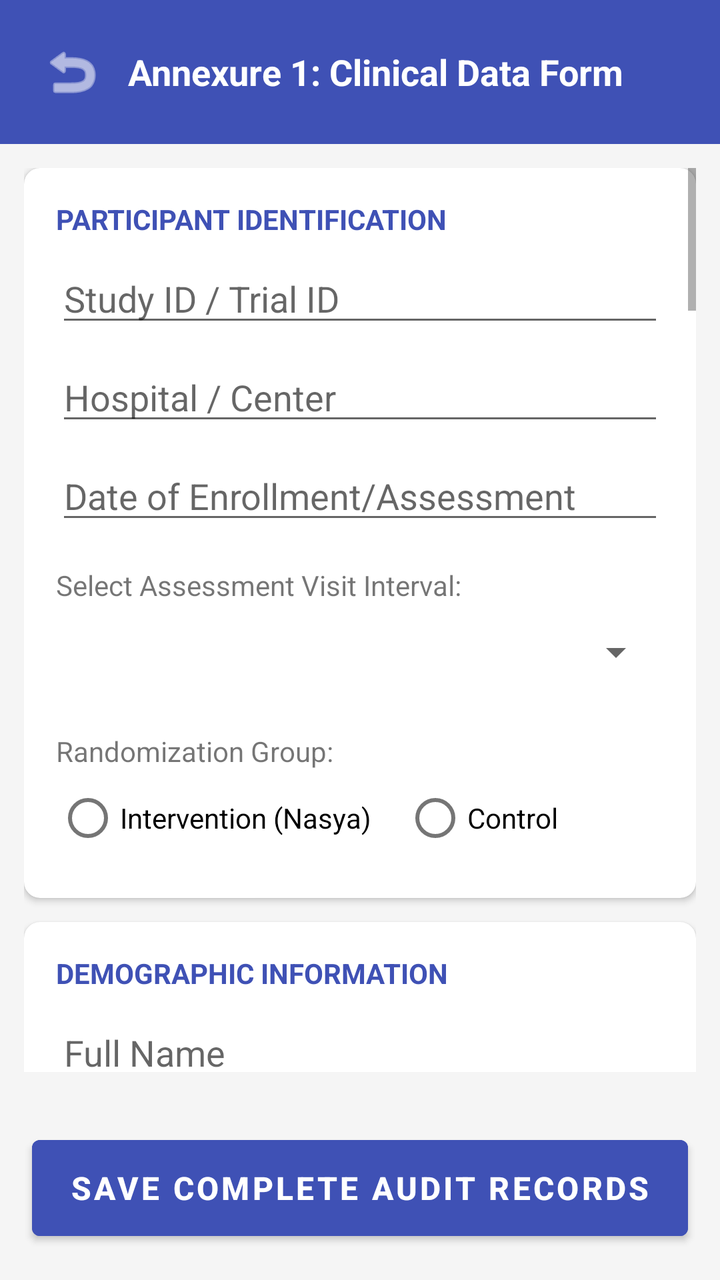
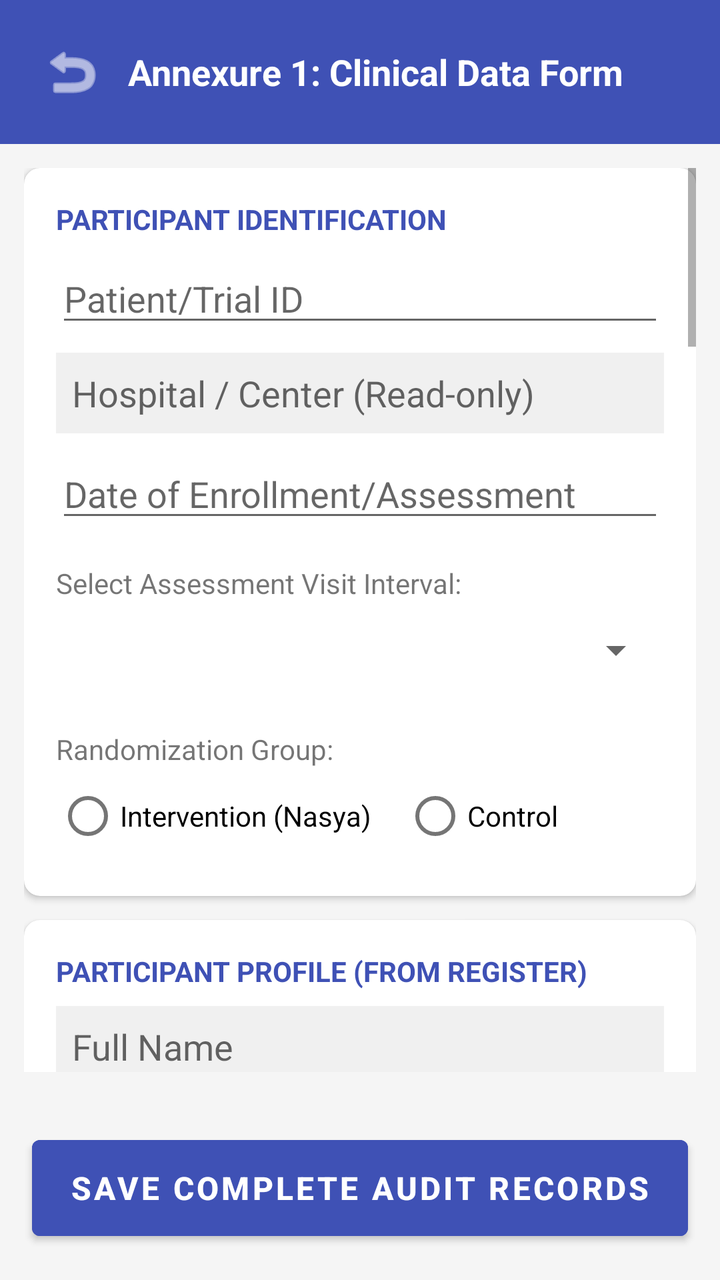

Before-and-after screenshots of an Android layout around one commit, followed by the original layout XML and the change that was made.
<!-- AndroidManifest.xml: application theme Theme.ClinicApp -->
<!-- res/layout/activity_snot_survey.xml -->
<?xml version="1.0" encoding="utf-8"?>
<LinearLayout xmlns:android="http://schemas.android.com/apk/res/android"
    xmlns:app="http://schemas.android.com/apk/res-auto"
    android:layout_width="match_parent"
    android:layout_height="match_parent"
    android:orientation="vertical"
    android:background="#F5F5F5">

    
    <LinearLayout
        android:layout_width="match_parent"
        android:layout_height="wrap_content"
        android:background="#3F51B5"
        android:padding="16dp"
        android:gravity="center_vertical"
        android:orientation="horizontal">

        <ImageButton
            android:id="@+id/btnBack"
            android:layout_width="40dp"
            android:layout_height="40dp"
            android:background="?attr/selectableItemBackgroundBorderless"
            android:src="@android:drawable/ic_menu_revert"
            app:tint="#FFFFFF" />

        <TextView
            android:layout_width="wrap_content"
            android:layout_height="wrap_content"
            android:text="Annexure 1: Clinical Data Form"
            android:textColor="#FFFFFF"
            android:textSize="18sp"
            android:textStyle="bold"
            android:layout_marginStart="8dp"/>
    </LinearLayout>

    <ScrollView
        android:layout_width="match_parent"
        android:layout_height="0dp"
        android:layout_weight="1"
        android:padding="12dp">

        <LinearLayout
            android:layout_width="match_parent"
            android:layout_height="wrap_content"
            android:orientation="vertical">

            
            <androidx.cardview.widget.CardView
                android:layout_width="match_parent"
                android:layout_height="wrap_content"
                app:cardCornerRadius="8dp"
                android:layout_marginBottom="12dp">
                <LinearLayout
                    android:layout_width="match_parent"
                    android:layout_height="wrap_content"
                    android:orientation="vertical"
                    android:padding="16dp">

                    <TextView android:text="PARTICIPANT IDENTIFICATION" android:textStyle="bold" android:textColor="#3F51B5" android:layout_marginBottom="8dp" android:layout_width="wrap_content" android:layout_height="wrap_content"/>

                    <EditText android:id="@+id/etPatientIdSnot" android:layout_width="match_parent" android:layout_height="wrap_content" android:hint="Study ID / Trial ID" android:layout_marginBottom="8dp"/>
                    <EditText android:id="@+id/etHospital" android:layout_width="match_parent" android:layout_height="wrap_content" android:hint="Hospital / Center" android:layout_marginBottom="8dp"/>
                    <EditText android:id="@+id/etAssessmentDate" android:layout_width="match_parent" android:layout_height="wrap_content" android:hint="Date of Enrollment/Assessment" android:focusable="false" android:clickable="true" android:layout_marginBottom="8dp"/>

                    <TextView android:text="Select Assessment Visit Interval:" android:layout_marginTop="8dp" android:layout_width="wrap_content" android:layout_height="wrap_content"/>
                    <Spinner android:id="@+id/spinVisitIntervalSnot" android:layout_width="match_parent" android:layout_height="48dp" android:layout_marginBottom="8dp"/>

                    <TextView android:text="Randomization Group:" android:layout_marginTop="8dp" android:layout_width="wrap_content" android:layout_height="wrap_content"/>
                    <RadioGroup android:id="@+id/rgRandomization" android:layout_width="match_parent" android:layout_height="wrap_content" android:orientation="horizontal">
                        <RadioButton android:text="Intervention (Nasya)" android:layout_width="wrap_content" android:layout_height="wrap_content"/>
                        <RadioButton android:text="Control" android:layout_width="wrap_content" android:layout_height="wrap_content" android:layout_marginStart="16dp"/>
                    </RadioGroup>
                </LinearLayout>
            </androidx.cardview.widget.CardView>

            
            <androidx.cardview.widget.CardView
                android:layout_width="match_parent"
                android:layout_height="wrap_content"
                app:cardCornerRadius="8dp"
                android:layout_marginBottom="12dp">
                <LinearLayout
                    android:layout_width="match_parent"
                    android:layout_height="wrap_content"
                    android:orientation="vertical"
                    android:padding="16dp">

                    <TextView android:text="DEMOGRAPHIC INFORMATION" android:textStyle="bold" android:textColor="#3F51B5" android:layout_marginBottom="8dp" android:layout_width="wrap_content" android:layout_height="wrap_content"/>
                    <EditText android:id="@+id/etDemoName" android:layout_width="match_parent" android:layout_height="wrap_content" android:hint="Full Name" android:inputType="textPersonName"/>
                    <EditText android:id="@+id/etDemoAge" android:layout_width="match_parent" android:layout_height="wrap_content" android:hint="Age (Years)" android:inputType="number"/>

                    <TextView android:text="Gender:" android:layout_marginTop="8dp" android:layout_width="wrap_content" android:layout_height="wrap_content"/>
                    <RadioGroup android:id="@+id/rgGender" android:layout_width="match_parent" android:layout_height="wrap_content" android:orientation="horizontal">
                        <RadioButton android:text="Male" android:layout_width="wrap_content" android:layout_height="wrap_content"/>
                        <RadioButton android:text="Female" android:layout_width="wrap_content" android:layout_height="wrap_content"/>
                        <RadioButton android:text="Other" android:layout_width="wrap_content" android:layout_height="wrap_content"/>
                    </RadioGroup>

                    <EditText android:id="@+id/etDemoContact" android:layout_width="match_parent" android:layout_height="wrap_content" android:hint="Contact Number" android:inputType="phone"/>
                    <EditText android:id="@+id/etDemoAddress" android:layout_width="match_parent" android:layout_height="wrap_content" android:hint="Address"/>
                    <EditText android:id="@+id/etDemoOccupation" android:layout_width="match_parent" android:layout_height="wrap_content" android:hint="Occupation"/>

                    <TextView android:text="Education Background:" android:layout_marginTop="8dp" android:layout_width="wrap_content" android:layout_height="wrap_content"/>
                    <Spinner android:id="@+id/spinEducation" android:layout_width="match_parent" android:layout_height="48dp"/>
                </LinearLayout>
            </androidx.cardview.widget.CardView>

            
            <androidx.cardview.widget.CardView
                android:layout_width="match_parent"
                android:layout_height="wrap_content"
                app:cardCornerRadius="8dp"
                android:layout_marginBottom="12dp">
                <LinearLayout
                    android:layout_width="match_parent"
                    android:layout_height="wrap_content"
                    android:orientation="vertical"
                    android:padding="16dp">

                    <TextView android:text="MEDICAL HISTORY &amp; ALLERGIES" android:textStyle="bold" android:textColor="#3F51B5" android:layout_marginBottom="8dp" android:layout_width="wrap_content" android:layout_height="wrap_content"/>

                    <TextView android:text="Duration of Allergic Rhinitis symptoms:" android:layout_width="wrap_content" android:layout_height="wrap_content"/>
                    <LinearLayout android:layout_width="match_parent" android:layout_height="wrap_content" android:orientation="horizontal">
                        <EditText android:id="@+id/etDurationYears" android:layout_weight="1" android:layout_width="0dp" android:layout_height="wrap_content" android:hint="Years" android:inputType="number"/>
                        <EditText android:id="@+id/etDurationMonths" android:layout_weight="1" android:layout_width="0dp" android:layout_height="wrap_content" android:hint="Months" android:inputType="number"/>
                    </LinearLayout>

                    <TextView android:text="Family History of Allergic Rhinitis?" android:layout_marginTop="8dp" android:layout_width="wrap_content" android:layout_height="wrap_content"/>
                    <RadioGroup android:id="@+id/rgFamilyHistory" android:layout_width="match_parent" android:layout_height="wrap_content" android:orientation="horizontal">
                        <RadioButton android:text="Yes" android:layout_width="wrap_content" android:layout_height="wrap_content"/>
                        <RadioButton android:text="No" android:layout_width="wrap_content" android:layout_height="wrap_content" android:layout_marginStart="16dp"/>
                    </RadioGroup>

                    <TextView android:text="Known Documented Allergies:" android:layout_marginTop="8dp" android:textStyle="bold" android:layout_width="wrap_content" android:layout_height="wrap_content"/>
                    <CheckBox android:id="@+id/cbDust" android:text="Dust mites" android:layout_width="wrap_content" android:layout_height="wrap_content"/>
                    <CheckBox android:id="@+id/cbPollen" android:text="Pollen" android:layout_width="wrap_content" android:layout_height="wrap_content"/>
                    <CheckBox android:id="@+id/cbPet" android:text="Pet dander" android:layout_width="wrap_content" android:layout_height="wrap_content"/>

                    <LinearLayout android:layout_width="match_parent" android:layout_height="wrap_content" android:orientation="horizontal" android:gravity="center_vertical">
                        <CheckBox android:id="@+id/cbFood" android:text="Food allergens" android:layout_width="wrap_content" android:layout_height="wrap_content"/>
                        <EditText android:id="@+id/etFoodAllergy" android:layout_width="match_parent" android:layout_height="wrap_content" android:hint="Specify food tracking items"/>
                    </LinearLayout>
                    <LinearLayout android:layout_width="match_parent" android:layout_height="wrap_content" android:orientation="horizontal" android:gravity="center_vertical">
                        <CheckBox android:id="@+id/cbOtherAlg" android:text="Other Allergy Profile" android:layout_width="wrap_content" android:layout_height="wrap_content"/>
                        <EditText android:id="@+id/etOtherAllergy" android:layout_width="match_parent" android:layout_height="wrap_content" android:hint="Specify other allergen sources"/>
                    </LinearLayout>
                </LinearLayout>
            </androidx.cardview.widget.CardView>

            
            <androidx.cardview.widget.CardView
                android:layout_width="match_parent"
                android:layout_height="wrap_content"
                app:cardCornerRadius="8dp"
                android:layout_marginBottom="12dp">
                <LinearLayout
                    android:layout_width="match_parent"
                    android:layout_height="wrap_content"
                    android:orientation="vertical"
                    android:padding="16dp">

                    <TextView android:text="CURRENT MEDICATIONS" android:textStyle="bold" android:textColor="#3F51B5" android:layout_marginBottom="8dp" android:layout_width="wrap_content" android:layout_height="wrap_content"/>

                    <CheckBox android:id="@+id/cbAntihistamines" android:text="Antihistamines" android:layout_width="wrap_content" android:layout_height="wrap_content"/>
                    <EditText android:id="@+id/etAntihistaminesSpecify" android:layout_width="match_parent" android:layout_height="wrap_content" android:hint="If yes, specify substance/dose" android:layout_marginStart="24dp" android:layout_marginBottom="8dp"/>

                    <CheckBox android:id="@+id/cbDecongestants" android:text="Nasal Decongestants" android:layout_width="wrap_content" android:layout_height="wrap_content"/>
                    <EditText android:id="@+id/etDecongestantsSpecify" android:layout_width="match_parent" android:layout_height="wrap_content" android:hint="If yes, specify substance/dose" android:layout_marginStart="24dp" android:layout_marginBottom="8dp"/>

                    <CheckBox android:id="@+id/cbCorticosteroids" android:text="Corticosteroids" android:layout_width="wrap_content" android:layout_height="wrap_content"/>
                    <EditText android:id="@+id/etCorticosteroidsSpecify" android:layout_width="match_parent" android:layout_height="wrap_content" android:hint="If yes, specify substance/dose" android:layout_marginStart="24dp" android:layout_marginBottom="8dp"/>

                    <EditText android:id="@+id/etOtherMeds" android:layout_width="match_parent" android:layout_height="wrap_content" android:hint="Other active medications (separate by comma)"/>
                </LinearLayout>
            </androidx.cardview.widget.CardView>

            
            <androidx.cardview.widget.CardView
                android:layout_width="match_parent"
                android:layout_height="wrap_content"
                app:cardCornerRadius="8dp"
                android:layout_marginBottom="12dp">
                <LinearLayout
                    android:layout_width="match_parent"
                    android:layout_height="wrap_content"
                    android:orientation="vertical"
                    android:padding="16dp">

                    <TextView
                        android:layout_width="match_parent"
                        android:layout_height="wrap_content"
                        android:text="SNOT-22 EVALUATION METRICS"
                        android:textStyle="bold"
                        android:textColor="#3F51B5"
                        android:layout_marginBottom="4dp"/>

                    <TextView
                        android:layout_width="match_parent"
                        android:layout_height="wrap_content"
                        android:text="Grading Matrix: 0 (No Problem) up to 5 (Worst Possible Severity)"
                        android:textColor="#666666"
                        android:textSize="11sp"
                        android:textStyle="italic"
                        android:layout_marginBottom="16dp"/>

                    <LinearLayout
                        android:id="@+id/snotItemsContainer"
                        android:layout_width="match_parent"
                        android:layout_height="wrap_content"
                        android:orientation="vertical">
                    </LinearLayout>
                </LinearLayout>
            </androidx.cardview.widget.CardView>

            
            <androidx.cardview.widget.CardView
                android:layout_width="match_parent"
                android:layout_height="wrap_content"
                app:cardCornerRadius="8dp"
                android:layout_marginBottom="12dp">
                <LinearLayout
                    android:layout_width="match_parent"
                    android:layout_height="wrap_content"
                    android:orientation="vertical"
                    android:padding="16dp">

                    <TextView android:text="TREATMENT ADHERENCE &amp; RESPONSE" android:textStyle="bold" android:textColor="#3F51B5" android:layout_marginBottom="8dp" android:layout_width="wrap_content" android:layout_height="wrap_content"/>

                    <EditText android:id="@+id/etDaysCompleted" android:layout_width="match_parent" android:layout_height="wrap_content" android:hint="Days of treatment successfully executed" android:inputType="number"/>

                    <TextView android:text="Any logged missed doses?" android:layout_marginTop="8dp" android:layout_width="wrap_content" android:layout_height="wrap_content"/>
                    <RadioGroup android:id="@+id/rgMissedDoses" android:layout_width="match_parent" android:layout_height="wrap_content" android:orientation="horizontal">
                        <RadioButton android:text="Yes" android:layout_width="wrap_content" android:layout_height="wrap_content"/>
                        <RadioButton android:text="No" android:layout_width="wrap_content" android:layout_height="wrap_content" android:layout_marginStart="16dp"/>
                    </RadioGroup>
                    <EditText android:id="@+id/etMissedReason" android:layout_width="match_parent" android:layout_height="wrap_content" android:hint="If tracking reflects missed doses, list reason:"/>

                    <TextView android:text="Adverse Events Tracker Evaluation:" android:layout_marginTop="8dp" android:layout_width="wrap_content" android:layout_height="wrap_content"/>
                    <RadioGroup android:id="@+id/rgAdverseSeverity" android:layout_width="match_parent" android:layout_height="wrap_content" android:orientation="horizontal">
                        <RadioButton android:text="None" android:layout_width="wrap_content" android:layout_height="wrap_content"/>
                        <RadioButton android:text="Mild" android:layout_width="wrap_content" android:layout_height="wrap_content"/>
                        <RadioButton android:text="Moderate" android:layout_width="wrap_content" android:layout_height="wrap_content"/>
                        <RadioButton android:text="Severe" android:layout_width="wrap_content" android:layout_height="wrap_content"/>
                    </RadioGroup>
                    <EditText android:id="@+id/etAdverseDetails" android:layout_width="match_parent" android:layout_height="wrap_content" android:hint="Provide adverse log details if non-zero severity"/>

                    <TextView android:text="Overall Treatment Response Profile:" android:layout_marginTop="12dp" android:layout_width="wrap_content" android:layout_height="wrap_content"/>
                    <Spinner android:id="@+id/spinResponse" android:layout_width="match_parent" android:layout_height="48dp"/>

                    <TextView android:text="Participant Feedback / Satisfaction:" android:layout_marginTop="8dp" android:layout_width="wrap_content" android:layout_height="wrap_content"/>
                    <Spinner android:id="@+id/spinSatisfaction" android:layout_width="match_parent" android:layout_height="48dp"/>

                    <LinearLayout android:layout_width="match_parent" android:layout_height="wrap_content" android:orientation="horizontal" android:layout_marginTop="8dp">
                        <TextView android:text="Is Response Sustained?" android:layout_weight="1" android:layout_width="0dp" android:layout_height="wrap_content"/>
                        <RadioGroup android:id="@+id/rgSustained" android:layout_weight="1" android:layout_width="0dp" android:layout_height="wrap_content" android:orientation="horizontal">
                            <RadioButton android:text="Yes" android:layout_width="wrap_content" android:layout_height="wrap_content"/>
                            <RadioButton android:text="No" android:layout_width="wrap_content" android:layout_height="wrap_content"/>
                        </RadioGroup>
                    </LinearLayout>

                    <LinearLayout android:layout_width="match_parent" android:layout_height="wrap_content" android:orientation="horizontal" android:layout_marginTop="8dp">
                        <TextView android:text="Evidence of Disease Relapse?" android:layout_weight="1" android:layout_width="0dp" android:layout_height="wrap_content"/>
                        <RadioGroup android:id="@+id/rgRelapse" android:layout_weight="1" android:layout_width="0dp" android:layout_height="wrap_content" android:orientation="horizontal">
                            <RadioButton android:text="Yes" android:layout_width="wrap_content" android:layout_height="wrap_content"/>
                            <RadioButton android:text="No" android:layout_width="wrap_content" android:layout_height="wrap_content"/>
                        </RadioGroup>
                    </LinearLayout>
                </LinearLayout>
            </androidx.cardview.widget.CardView>

            
            <androidx.cardview.widget.CardView
                android:layout_width="match_parent"
                android:layout_height="wrap_content"
                app:cardCornerRadius="8dp"
                android:layout_marginBottom="16dp">
                <LinearLayout
                    android:layout_width="match_parent"
                    android:layout_height="wrap_content"
                    android:orientation="vertical"
                    android:padding="16dp">

                    <TextView android:text="STUDY COMPLETION / DISCONTINUATION" android:textStyle="bold" android:textColor="#3F51B5" android:layout_marginBottom="8dp" android:layout_width="wrap_content" android:layout_height="wrap_content"/>

                    <EditText android:id="@+id/etCompletionDate" android:layout_width="match_parent" android:layout_height="wrap_content" android:hint="Date of Completion" android:focusable="false" android:clickable="true" android:layout_marginBottom="8dp"/>

                    <TextView android:text="Reason for Discontinuation (if applicable):" android:layout_width="wrap_content" android:layout_height="wrap_content" android:layout_marginBottom="4dp"/>
                    <RadioGroup android:id="@+id/rgDiscontinuation" android:layout_width="match_parent" android:layout_height="wrap_content" android:orientation="vertical">
                        <RadioButton android:id="@+id/rbDiscontFollowUp" android:text="Lost to follow-up" android:layout_width="wrap_content" android:layout_height="wrap_content"/>
                        <RadioButton android:id="@+id/rbDiscontAdverse" android:text="Adverse event" android:layout_width="wrap_content" android:layout_height="wrap_content"/>
                        <RadioButton android:id="@+id/rbDiscontWithdrawal" android:text="Participant withdrawal" android:layout_width="wrap_content" android:layout_height="wrap_content"/>
                        <RadioButton android:id="@+id/rbDiscontProtocol" android:text="Protocol deviation" android:layout_width="wrap_content" android:layout_height="wrap_content"/>
                        <RadioButton android:id="@+id/rbDiscontOther" android:text="Other" android:layout_width="wrap_content" android:layout_height="wrap_content"/>
                    </RadioGroup>
                    <EditText android:id="@+id/etDiscontOtherSpecify" android:layout_width="match_parent" android:layout_height="wrap_content" android:hint="If other, please specify" android:layout_marginStart="24dp"/>
                </LinearLayout>
            </androidx.cardview.widget.CardView>

            <EditText android:id="@+id/etInvestigatorName" android:layout_width="match_parent" android:layout_height="wrap_content" android:hint="Investigator Full Name / Signature Verify" android:layout_marginBottom="16dp" android:background="#FFFFFF" android:padding="12dp"/>

        </LinearLayout>
    </ScrollView>

    <Button
        android:id="@+id/btnSaveSnot"
        android:layout_width="match_parent"
        android:layout_height="60dp"
        android:layout_margin="16dp"
        android:text="Save Complete Audit Records"
        android:backgroundTint="#3F51B5"
        android:textColor="#FFFFFF"
        android:textSize="16sp"
        android:textStyle="bold"/>

</LinearLayout>
<!-- resources referenced by this layout -->
<resources>
  <style name="Theme.ClinicApp" parent="Theme.MaterialComponents.Light.NoActionBar">
          <item name="colorPrimary">@color/primaryColor</item>
          <item name="colorPrimaryVariant">@color/primaryDarkColor</item>
          <item name="colorOnPrimary">@color/surfaceColor</item>
          <item name="colorSecondary">@color/secondaryColor</item>
          <item name="colorOnSecondary">@color/surfaceColor</item>
          <item name="android:statusBarColor">?attr/colorPrimaryVariant</item>
          <item name="android:windowBackground">@color/backgroundColor</item>
      </style>
  <color name="primaryColor">#2563EB</color>
  <color name="primaryDarkColor">#1E40AF</color>
  <color name="surfaceColor">#FFFFFF</color>
  <color name="secondaryColor">#10B981</color>
  <color name="backgroundColor">#F3F4F6</color>
</resources>

<!-- the commit's change to res/layout/activity_snot_survey.xml (unified diff, before → after) -->
@@ -58,8 +58,8 @@
 
                     <TextView android:text="PARTICIPANT IDENTIFICATION" android:textStyle="bold" android:textColor="#3F51B5" android:layout_marginBottom="8dp" android:layout_width="wrap_content" android:layout_height="wrap_content"/>
 
-                    <EditText android:id="@+id/etPatientIdSnot" android:layout_width="match_parent" android:layout_height="wrap_content" android:hint="Study ID / Trial ID" android:layout_marginBottom="8dp"/>
-                    <EditText android:id="@+id/etHospital" android:layout_width="match_parent" android:layout_height="wrap_content" android:hint="Hospital / Center" android:layout_marginBottom="8dp"/>
+                    <EditText android:id="@+id/etPatientIdSnot" android:layout_width="match_parent" android:layout_height="wrap_content" android:hint="Patient/Trial ID" android:layout_marginBottom="8dp"/>
+                    <EditText android:id="@+id/etHospital" android:layout_width="match_parent" android:layout_height="wrap_content" android:hint="Hospital / Center (Read-only)" android:focusable="false" android:background="#F0F0F0" android:padding="8dp" android:layout_marginBottom="8dp"/>
                     <EditText android:id="@+id/etAssessmentDate" android:layout_width="match_parent" android:layout_height="wrap_content" android:hint="Date of Enrollment/Assessment" android:focusable="false" android:clickable="true" android:layout_marginBottom="8dp"/>
 
                     <TextView android:text="Select Assessment Visit Interval:" android:layout_marginTop="8dp" android:layout_width="wrap_content" android:layout_height="wrap_content"/>
@@ -85,23 +85,11 @@
                     android:orientation="vertical"
                     android:padding="16dp">
 
-                    <TextView android:text="DEMOGRAPHIC INFORMATION" android:textStyle="bold" android:textColor="#3F51B5" android:layout_marginBottom="8dp" android:layout_width="wrap_content" android:layout_height="wrap_content"/>
-                    <EditText android:id="@+id/etDemoName" android:layout_width="match_parent" android:layout_height="wrap_content" android:hint="Full Name" android:inputType="textPersonName"/>
-                    <EditText android:id="@+id/etDemoAge" android:layout_width="match_parent" android:layout_height="wrap_content" android:hint="Age (Years)" android:inputType="number"/>
-
-                    <TextView android:text="Gender:" android:layout_marginTop="8dp" android:layout_width="wrap_content" android:layout_height="wrap_content"/>
-                    <RadioGroup android:id="@+id/rgGender" android:layout_width="match_parent" android:layout_height="wrap_content" android:orientation="horizontal">
-                        <RadioButton android:text="Male" android:layout_width="wrap_content" android:layout_height="wrap_content"/>
-                        <RadioButton android:text="Female" android:layout_width="wrap_content" android:layout_height="wrap_content"/>
-                        <RadioButton android:text="Other" android:layout_width="wrap_content" android:layout_height="wrap_content"/>
-                    </RadioGroup>
-
-                    <EditText android:id="@+id/etDemoContact" android:layout_width="match_parent" android:layout_height="wrap_content" android:hint="Contact Number" android:inputType="phone"/>
-                    <EditText android:id="@+id/etDemoAddress" android:layout_width="match_parent" android:layout_height="wrap_content" android:hint="Address"/>
-                    <EditText android:id="@+id/etDemoOccupation" android:layout_width="match_parent" android:layout_height="wrap_content" android:hint="Occupation"/>
-
-                    <TextView android:text="Education Background:" android:layout_marginTop="8dp" android:layout_width="wrap_content" android:layout_height="wrap_content"/>
-                    <Spinner android:id="@+id/spinEducation" android:layout_width="match_parent" android:layout_height="48dp"/>
+                    <TextView android:text="PARTICIPANT PROFILE (FROM REGISTER)" android:textStyle="bold" android:textColor="#3F51B5" android:layout_marginBottom="8dp" android:layout_width="wrap_content" android:layout_height="wrap_content"/>
+                    <EditText android:id="@+id/etDemoName" android:layout_width="match_parent" android:layout_height="wrap_content" android:hint="Full Name" android:focusable="false" android:background="#F0F0F0" android:padding="8dp" android:layout_marginBottom="4dp"/>
+                    <EditText android:id="@+id/etDemoAge" android:layout_width="match_parent" android:layout_height="wrap_content" android:hint="Age" android:focusable="false" android:background="#F0F0F0" android:padding="8dp" android:layout_marginBottom="4dp"/>
+                    <EditText android:id="@+id/etDemoGender" android:layout_width="match_parent" android:layout_height="wrap_content" android:hint="Gender" android:focusable="false" android:background="#F0F0F0" android:padding="8dp" android:layout_marginBottom="4dp"/>
+                    <EditText android:id="@+id/etDemoAddress" android:layout_width="match_parent" android:layout_height="wrap_content" android:hint="Address" android:focusable="false" android:background="#F0F0F0" android:padding="8dp" android:layout_marginBottom="4dp"/>
                 </LinearLayout>
             </androidx.cardview.widget.CardView>
 
@@ -270,10 +258,12 @@
 
             
             <androidx.cardview.widget.CardView
-                android:layout_width="match_parent"
-                android:layout_height="wrap_content"
-                app:cardCornerRadius="8dp"
-                android:layout_marginBottom="16dp">
+                android:id="@+id/cardStudyCompletion"
+                android:layout_width="match_parent"
+                android:layout_height="wrap_content"
+                app:cardCornerRadius="8dp"
+                android:layout_marginBottom="16dp"
+                android:visibility="gone">
                 <LinearLayout
                     android:layout_width="match_parent"
                     android:layout_height="wrap_content"
